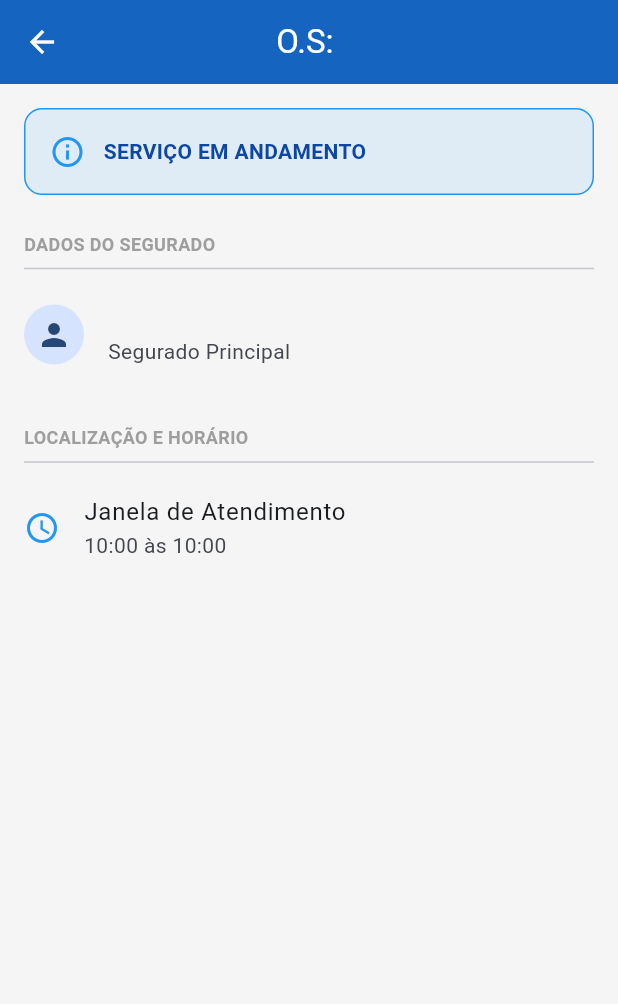
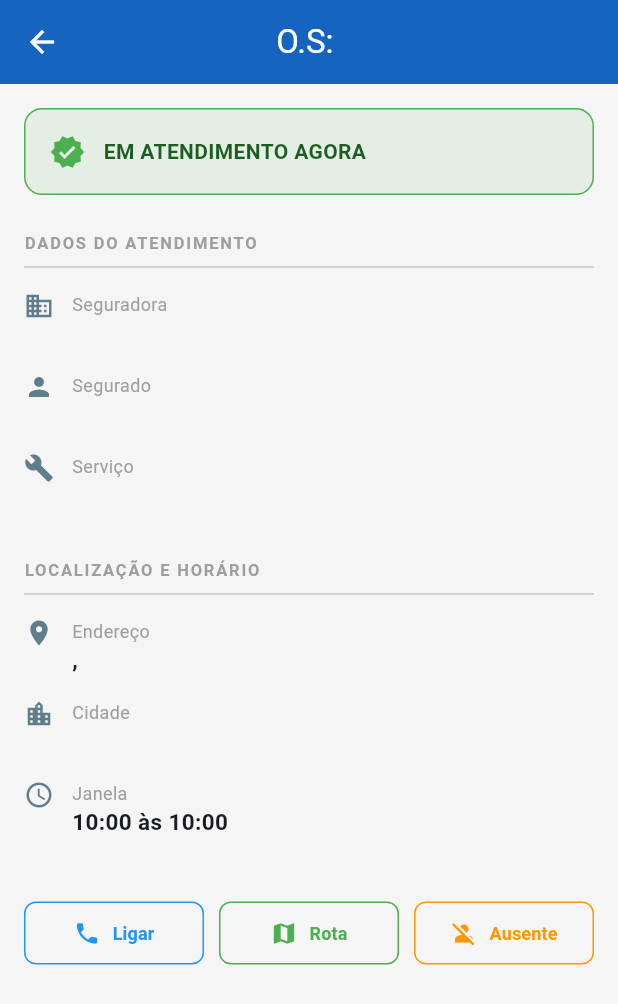
Before and after one commit to WelintonRicardo/BaseTec_Os, a Flutter app: the TelaDetalhesOS screen opened directly with empty values, on a phone screen of 412 x 824 dp. Shown: the top 1004 px of the screen. Run offline on Flutter 3.47's test engine with Material 3 defaults, Android fonts, the phone set to English and light mode, and no system bars; our stand-ins replace flutter_bloc, geolocator, image_picker, supabase_flutter; accounts and stored records are empty.

```diff
--- a/lib/funcionalidades/ordens_servico/apresentacao/tela_detalhes_os.dart
+++ b/lib/funcionalidades/ordens_servico/apresentacao/tela_detalhes_os.dart
@@ -1,5 +1,6 @@
 import 'package:flutter/material.dart';
 import 'package:flutter_bloc/flutter_bloc.dart';
+import 'package:url_launcher/url_launcher.dart'; // Para ligar e abrir mapa
 import '../controle/controle_os_cubit.dart';
 import '../modelos/ordem_servico_modelo.dart';
 
@@ -8,9 +9,21 @@ class TelaDetalhesOS extends StatelessWidget {
 
   const TelaDetalhesOS({super.key, required this.os});
 
+  // Função para abrir o Google Maps/Waze
+  Future<void> _abrirMapa() async {
+    final endereco = "${os.endereco}, ${os.numeroResidencia}, ${os.cidade}";
+    final url = Uri.parse("https://google.com");
+    if (await canLaunchUrl(url)) await launchUrl(url);
+  }
+
+  // Função para ligar para o cliente
+  Future<void> _ligarCliente() async {
+    final url = Uri.parse("tel:${os.telefoneSegurado}"); // Certifique-se que o modelo tem esse campo
+    if (await canLaunchUrl(url)) await launchUrl(url);
+  }
+
   @override
   Widget build(BuildContext context) {
-    // Formatação simples de hora
     final String horaInicio = os.janelaInicioAgendada?.hour.toString().padLeft(2, '0') ?? "00";
     final String horaFim = os.janelaFimAgendada?.hour.toString().padLeft(2, '0') ?? "00";
 
@@ -27,34 +40,45 @@ class TelaDetalhesOS extends StatelessWidget {
             _buildCardStatus(),
             const SizedBox(height: 24),
 
-            const Text('DADOS DO SEGURADO', style: TextStyle(fontWeight: FontWeight.bold, color: Colors.grey, fontSize: 12)),
+            // --- SEÇÃO: DADOS DO SEGURADO E SERVIÇO ---
+            _sessaoTitulo('DADOS DO ATENDIMENTO'),
             const Divider(),
-            ListTile(
-              contentPadding: EdgeInsets.zero,
-              leading: const CircleAvatar(child: Icon(Icons.person)),
-              title: Text(os.nomeSegurado, style: const TextStyle(fontWeight: FontWeight.bold)),
-              subtitle: const Text('Segurado Principal'),
+            _infoLinha(Icons.business, "Seguradora", os.seguradora ?? "Não informada"),
+            _infoLinha(Icons.person, "Segurado", os.nomeSegurado),
+            _infoLinha(Icons.build, "Serviço", os.servicoExecutar ?? "Reparo Geral"),
+
+            const SizedBox(height: 24),
+
+            // --- SEÇÃO: LOCALIZAÇÃO ---
+            _sessaoTitulo('LOCALIZAÇÃO E HORÁRIO'),
+            const Divider(),
+            _infoLinha(Icons.location_on, "Endereço", "${os.endereco}, ${os.numeroResidencia}"),
+            if (os.complemento != null && os.complemento!.isNotEmpty)
+              _infoLinha(Icons.maps_home_work, "Complemento", os.complemento!),
+            _infoLinha(Icons.location_city, "Cidade", os.cidade),
+            _infoLinha(Icons.access_time, "Janela", "$horaInicio:00 às $horaFim:00"),
+
+            const SizedBox(height: 32),
+
+            // --- BARRA DE AÇÕES RÁPIDAS ---
+            Row(
+              children: [
+                Expanded(child: _botaoAcaoRapida(Icons.phone, "Ligar", Colors.blue, _ligarCliente)),
+                const SizedBox(width: 10),
+                Expanded(child: _botaoAcaoRapida(Icons.map, "Rota", Colors.green, _abrirMapa)),
+                const SizedBox(width: 10),
+                Expanded(child: _botaoAcaoRapida(Icons.person_off, "Ausente", Colors.orange, () {})),
+              ],
             ),
 
             const SizedBox(height: 24),
 
-            const Text('LOCALIZAÇÃO E HORÁRIO', style: TextStyle(fontWeight: FontWeight.bold, color: Colors.grey, fontSize: 12)),
-            const Divider(),
-            ListTile(
-              contentPadding: EdgeInsets.zero,
-              leading: const Icon(Icons.access_time, color: Colors.blue),
-              title: const Text('Janela de Atendimento'),
-              subtitle: Text('$horaInicio:00 às $horaFim:00'),
-            ),
-
-            const SizedBox(height: 40),
-
-            // Lógica de Ação
+            // --- LÓGICA DE STATUS / FLUXO ---
             if (os.status == 'pendente')
-              _botaoAcao(
-                label: 'REALIZAR CHECK-IN',
+              _botaoPrincipal(
+                label: 'INICIAR SERVIÇO (CHECK-IN)',
                 cor: Colors.green,
-                icone: Icons.location_on,
+                icone: Icons.play_arrow,
                 onPressed: () => _executarCheckIn(context),
               )
             else if (os.status == 'em_atendimento')
@@ -62,12 +86,12 @@ class TelaDetalhesOS extends StatelessWidget {
                 children: [
                   _statusEmAndamento(),
                   const SizedBox(height: 16),
-                  _botaoAcao(
-                    label: 'ADICIONAR FOTOS / CHECKLIST',
+                  _botaoPrincipal(
+                    label: 'FOTOS E CHECKLIST',
                     cor: Colors.blue,
                     icone: Icons.camera_alt,
                     onPressed: () {
-                      // Aqui chamaremos a tela de fotos que vamos criar
+                      // Aqui navegamos para a tela de fotos que criamos antes
                     },
                   ),
                 ],
@@ -78,30 +102,47 @@ class TelaDetalhesOS extends StatelessWidget {
     );
   }
 
-  Widget _buildCardStatus() {
-    final bool isPendente = os.status == 'pendente';
-    return Container(
-      width: double.infinity,
-      padding: const EdgeInsets.all(16),
-      decoration: BoxDecoration(
-        color: isPendente ? Colors.orange.withOpacity(0.1) : Colors.blue.withOpacity(0.1),
-        borderRadius: BorderRadius.circular(12),
-        border: Border.all(color: isPendente ? Colors.orange : Colors.blue),
-      ),
+  Widget _sessaoTitulo(String texto) {
+    return Text(texto, style: const TextStyle(fontWeight: FontWeight.bold, color: Colors.grey, fontSize: 11, letterSpacing: 1.2));
+  }
+
+  Widget _infoLinha(IconData icone, String label, String valor) {
+    return Padding(
+      padding: const EdgeInsets.symmetric(vertical: 8.0),
       child: Row(
+        crossAxisAlignment: CrossAxisAlignment.start,
         children: [
-          Icon(Icons.info_outline, color: isPendente ? Colors.orange : Colors.blue),
+          Icon(icone, size: 20, color: Colors.blueGrey),
           const SizedBox(width: 12),
-          Text(
-            isPendente ? 'AGUARDANDO INÍCIO' : 'SERVIÇO EM ANDAMENTO',
-            style: TextStyle(fontWeight: FontWeight.bold, color: isPendente ? Colors.orange.shade900 : Colors.blue.shade900),
+          Expanded(
+            child: Column(
+              crossAxisAlignment: CrossAxisAlignment.start,
+              children: [
+                Text(label, style: const TextStyle(fontSize: 12, color: Colors.grey)),
+                Text(valor, style: const TextStyle(fontSize: 15, fontWeight: FontWeight.w600)),
+              ],
+            ),
           ),
         ],
       ),
     );
   }
 
-  Widget _botaoAcao({required String label, required Color cor, required IconData icone, required VoidCallback onPressed}) {
+  Widget _botaoAcaoRapida(IconData icone, String label, Color cor, VoidCallback onTap) {
+    return OutlinedButton.icon(
+      style: OutlinedButton.styleFrom(
+        foregroundColor: cor,
+        side: BorderSide(color: cor),
+        padding: const EdgeInsets.symmetric(vertical: 12),
+        shape: RoundedRectangleBorder(borderRadius: BorderRadius.circular(8)),
+      ),
+      onPressed: onTap,
+      icon: Icon(icone, size: 18),
+      label: Text(label, style: const TextStyle(fontSize: 12, fontWeight: FontWeight.bold)),
+    );
+  }
+
+  Widget _botaoPrincipal({required String label, required Color cor, required IconData icone, required VoidCallback onPressed}) {
     return SizedBox(
       width: double.infinity,
       height: 55,
@@ -109,11 +150,38 @@ class TelaDetalhesOS extends StatelessWidget {
         style: ElevatedButton.styleFrom(
           backgroundColor: cor,
           foregroundColor: Colors.white,
+          elevation: 2,
           shape: RoundedRectangleBorder(borderRadius: BorderRadius.circular(12)),
         ),
         onPressed: onPressed,
         icon: Icon(icone),
         label: Text(label, style: const TextStyle(fontSize: 16, fontWeight: FontWeight.bold)),
+      ),
+    );
+  }
+
+  // Restante dos métodos (_buildCardStatus, _statusEmAndamento, _executarCheckIn) seguem a mesma lógica anterior...
+  // [Cortei para brevidade, mas devem ser mantidos conforme o original]
+
+  Widget _buildCardStatus() {
+    final bool isPendente = os.status == 'pendente';
+    return Container(
+      width: double.infinity,
+      padding: const EdgeInsets.all(16),
+      decoration: BoxDecoration(
+        color: isPendente ? Colors.orange.withOpacity(0.1) : Colors.green.withOpacity(0.1),
+        borderRadius: BorderRadius.circular(12),
+        border: Border.all(color: isPendente ? Colors.orange : Colors.green),
+      ),
+      child: Row(
+        children: [
+          Icon(isPendente ? Icons.timer : Icons.verified, color: isPendente ? Colors.orange : Colors.green),
+          const SizedBox(width: 12),
+          Text(
+            isPendente ? 'AGUARDANDO INÍCIO' : 'EM ATENDIMENTO AGORA',
+            style: TextStyle(fontWeight: FontWeight.bold, color: isPendente ? Colors.orange.shade900 : Colors.green.shade900),
+          ),
+        ],
       ),
     );
   }
@@ -127,7 +195,7 @@ class TelaDetalhesOS extends StatelessWidget {
         children: [
           Icon(Icons.check_circle, color: Colors.blue),
           SizedBox(width: 8),
-          Text('Atendimento iniciado!', style: TextStyle(color: Colors.blue, fontWeight: FontWeight.bold)),
+          Text('Check-in realizado!', style: TextStyle(color: Colors.blue, fontWeight: FontWeight.bold)),
         ],
       ),
     );
@@ -135,8 +203,5 @@ class TelaDetalhesOS extends StatelessWidget {
 
   void _executarCheckIn(BuildContext context) {
     context.read<ControleOSCubit>().realizarCheckIn(os.id);
-    ScaffoldMessenger.of(context).showSnackBar(
-      const SnackBar(content: Text('Check-in realizado com sucesso!')),
-    );
   }
 }
--- a/lib/funcionalidades/ordens_servico/modelos/ordem_servico_modelo.dart
+++ b/lib/funcionalidades/ordens_servico/modelos/ordem_servico_modelo.dart
@@ -6,15 +6,26 @@ class OrdemServicoModelo {
   final String nomeSegurado;
   final String status;
 
+  // --- NOVOS CAMPOS PARA DETALHES DO SEGURADO ---
+  final String? seguradora;
+  final String? telefoneSegurado;
+  final String endereco;
+  final String numeroResidencia;
+  final String? complemento;
+  final String cidade;
+  final String? servicoExecutar;
+
+  // --- DATAS E HORÁRIOS ---
   final DateTime? janelaInicioAgendada;
   final DateTime? janelaFimAgendada;
   final DateTime? horarioChegadaReal;
   final DateTime? horarioSaidaReal;
 
+  // --- GEOLOCALIZAÇÃO ---
   final double? latitudeLocal;
   final double? longitudeLocal;
 
-  // Campos para Fotos (Essencial para o MVP)
+  // --- FOTOS (ESSENCIAL PARA O MVP) ---
   final List<String> fotosAntes;
   final List<String> fotosDepois;
 
@@ -25,6 +36,13 @@ class OrdemServicoModelo {
     required this.numeroAssistencia,
     required this.nomeSegurado,
     required this.status,
+    this.seguradora,
+    this.telefoneSegurado,
+    required this.endereco,
+    required this.numeroResidencia,
+    this.complemento,
+    required this.cidade,
+    this.servicoExecutar,
     this.janelaInicioAgendada,
     this.janelaFimAgendada,
     this.horarioChegadaReal,
@@ -43,6 +61,15 @@ class OrdemServicoModelo {
       numeroAssistencia: mapa['numero_assistencia']?.toString() ?? '',
       nomeSegurado: mapa['nome_segurado']?.toString() ?? '',
       status: mapa['status']?.toString() ?? 'pendente',
+
+      // Novos campos com tratamento de nulos
+      seguradora: mapa['seguradora']?.toString(),
+      telefoneSegurado: mapa['telefone_segurado']?.toString(),
+      endereco: mapa['endereco']?.toString() ?? 'Endereço não informado',
+      numeroResidencia: mapa['numero_residencia']?.toString() ?? 'S/N',
+      complemento: mapa['complemento']?.toString(),
+      cidade: mapa['cidade']?.toString() ?? '',
+      servicoExecutar: mapa['servico_executar']?.toString(),
 
       janelaInicioAgendada: mapa['janela_inicio_agendada'] != null
           ? DateTime.tryParse(mapa['janela_inicio_agendada'].toString())
@@ -68,7 +95,6 @@ class OrdemServicoModelo {
           ? double.tryParse(mapa['longitude_local'].toString())
           : null,
 
-      // Tratamento seguro de listas vindas do banco
       fotosAntes: mapa['fotos_antes'] != null
           ? List<String>.from(mapa['fotos_antes'])
           : const [],
@@ -86,6 +112,13 @@ class OrdemServicoModelo {
       'numero_assistencia': numeroAssistencia,
       'nome_segurado': nomeSegurado,
       'status': status,
+      'seguradora': seguradora,
+      'telefone_segurado': telefoneSegurado,
+      'endereco': endereco,
+      'numero_residencia': numeroResidencia,
+      'complemento': complemento,
+      'cidade': cidade,
+      'servico_executar': servicoExecutar,
       'janela_inicio_agendada': janelaInicioAgendada?.toIso8601String(),
       'janela_fim_agendada': janelaFimAgendada?.toIso8601String(),
       'horario_chegada_real': horarioChegadaReal?.toIso8601String(),
--- a/pubspec.yaml
+++ b/pubspec.yaml
@@ -23,6 +23,10 @@ dependencies:
   font_awesome_flutter: ^11.0.0
   image_picker: ^1.2.2
   uuid: ^4.5.3
+  pdf: ^3.12.0
+  printing: ^5.14.3
+  signature: ^6.3.0
+  native_device_orientation: ^2.1.0
 
 dev_dependencies:
   flutter_test:
```
Also changed, not shown: lib/funcionalidades/ordens_servico/apresentacao/telas/os_detalhe_formulario.dart (added, +86 -0 lines), lib/funcionalidades/ordens_servico/apresentacao/widgets/secao_fotos_widget.dart (+90 -24 lines), lib/funcionalidades/ordens_servico/controle/os_formulario_cubit.dart (+48 -0 lines), lib/funcionalidades/ordens_servico/dados/fontes_dados/os_storage_service.dart (+21 -0 lines), lib/funcionalidades/ordens_servico/dados/repositorios/os_repository.dart (+10 -0 lines), lib/funcionalidades/ordens_servico/modelos/os_fotos_model.dart (+25 -0 lines), lib/funcionalidades/ordens_servico/apresentacao/telas/tela_checklist_dinamico.dart (added), lib/funcionalidades/ordens_servico/apresentacao/widgets/modal_assinatura_widget.dart (added), lib/funcionalidades/ordens_servico/controle/checklist_cubit.dart (added), lib/funcionalidades/ordens_servico/dados/fontes_dados/os_pdf_service.dart (added), lib/funcionalidades/ordens_servico/dados/repositorios/checklist_repository.dart (added), lib/funcionalidades/ordens_servico/modelos/checklist_modelo.dart (added), pubspec.lock, 5 other files.
